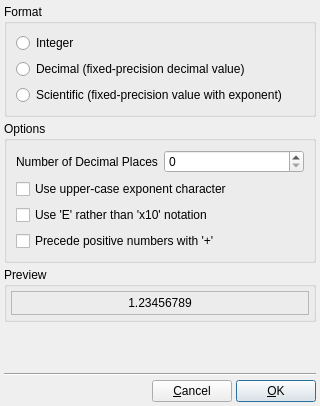
Above: src/gui/editnumberformat.ui from trisyoungs/uchroma before the change. Below: the same form after it.
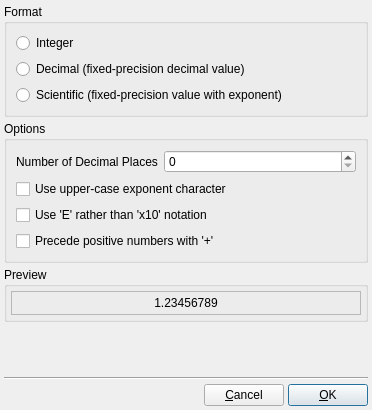
That is the form after the change. Icons and pictures are not drawn.

The edit to the form file:
```diff
--- a/src/gui/editnumberformat.ui
+++ b/src/gui/editnumberformat.ui
@@ -9,8 +9,8 @@
    <rect>
     <x>0</x>
     <y>0</y>
-    <width>320</width>
-    <height>406</height>
+    <width>372</width>
+    <height>410</height>
    </rect>
   </property>
   <property name="windowTitle">
```
Left out of the diff: 11 changed lines with no effect on the pictures.
